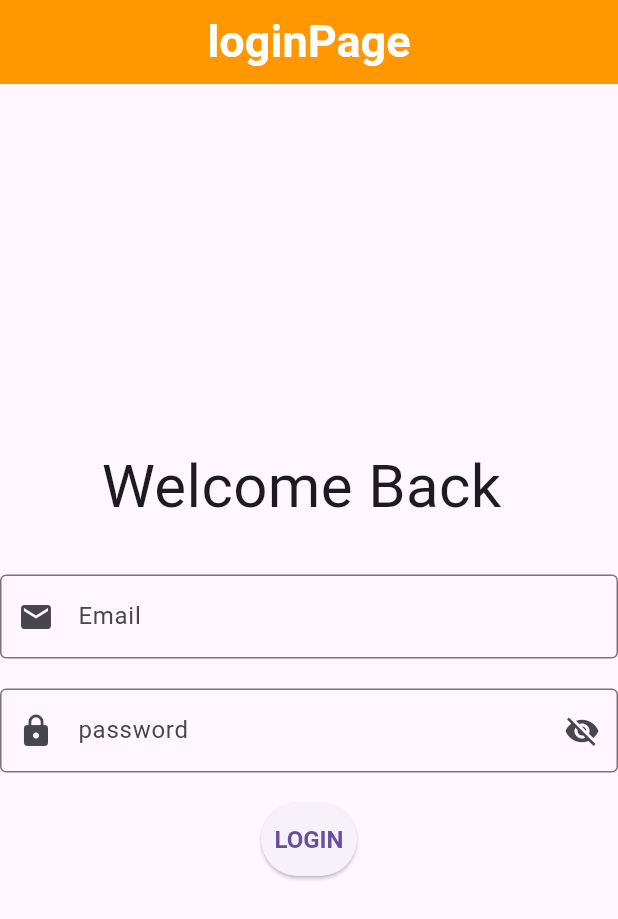
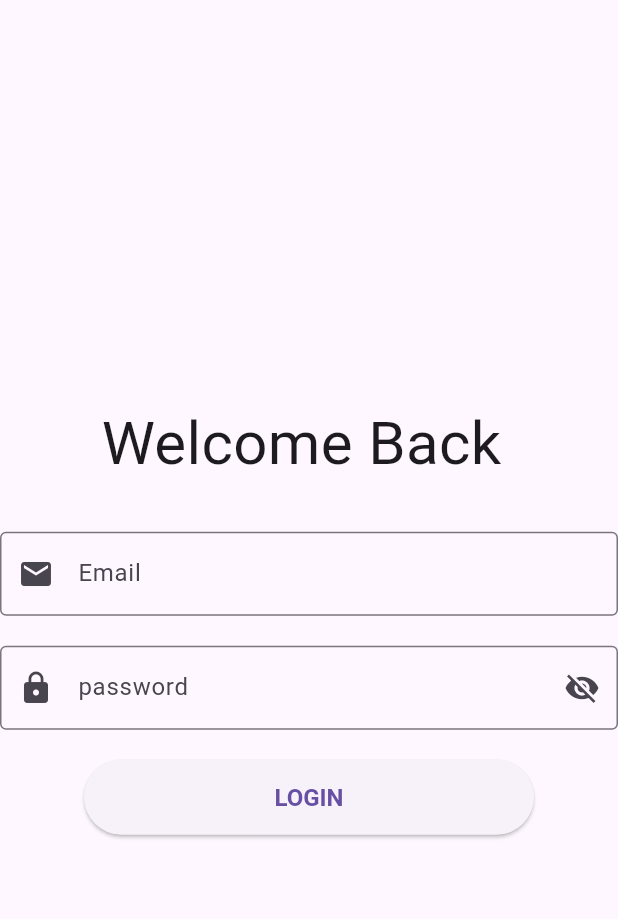
Before and after one commit to omar-albarakeh/chatapp-v2, a Flutter app: the screen it shows after launch, on a phone screen of 412 x 824 dp. Shown: the top 919 px of the screen. Run offline on Flutter 3.47's test engine with Material 3 defaults, Android fonts, the phone set to English and light mode, and no system bars.

Commit message:
login page UPDATED

```diff
--- a/lib/loginpage.dart
+++ b/lib/loginpage.dart
@@ -13,11 +13,6 @@ class _LoginpageState extends State<Loginpage> {
   @override
   Widget build(BuildContext context) {
     return Scaffold(
-      appBar: AppBar(
-        backgroundColor:Colors.orange,
-        title: Text("loginPage" ,style: TextStyle(fontWeight: FontWeight.bold,color: Colors.white,fontSize: 30),),
-        centerTitle: true,
-      ),
       body:Column(
         mainAxisAlignment: MainAxisAlignment.center,
         crossAxisAlignment: CrossAxisAlignment.center,
@@ -52,6 +47,7 @@ class _LoginpageState extends State<Loginpage> {
           ElevatedButton(
               onPressed: (){},
               style: ElevatedButton.styleFrom(
+                minimumSize: Size(300,50),
                 padding: EdgeInsets.symmetric(vertical: 15),
                 textStyle: const TextStyle(fontSize: 16, fontWeight: FontWeight.bold),
               ),
```
